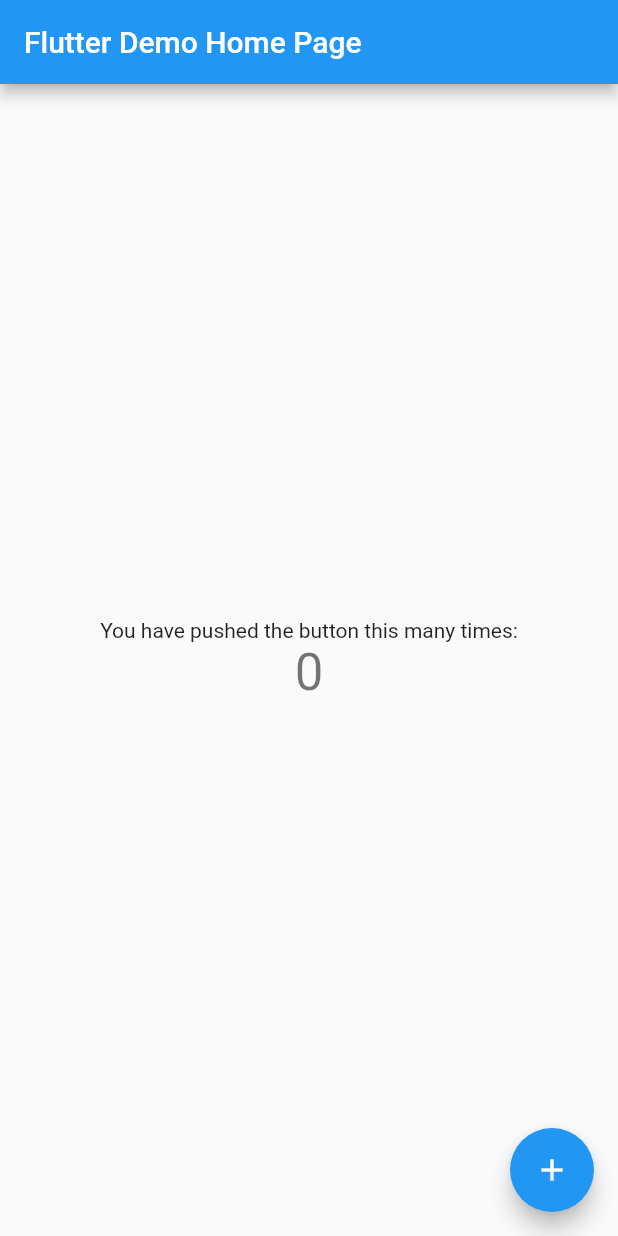
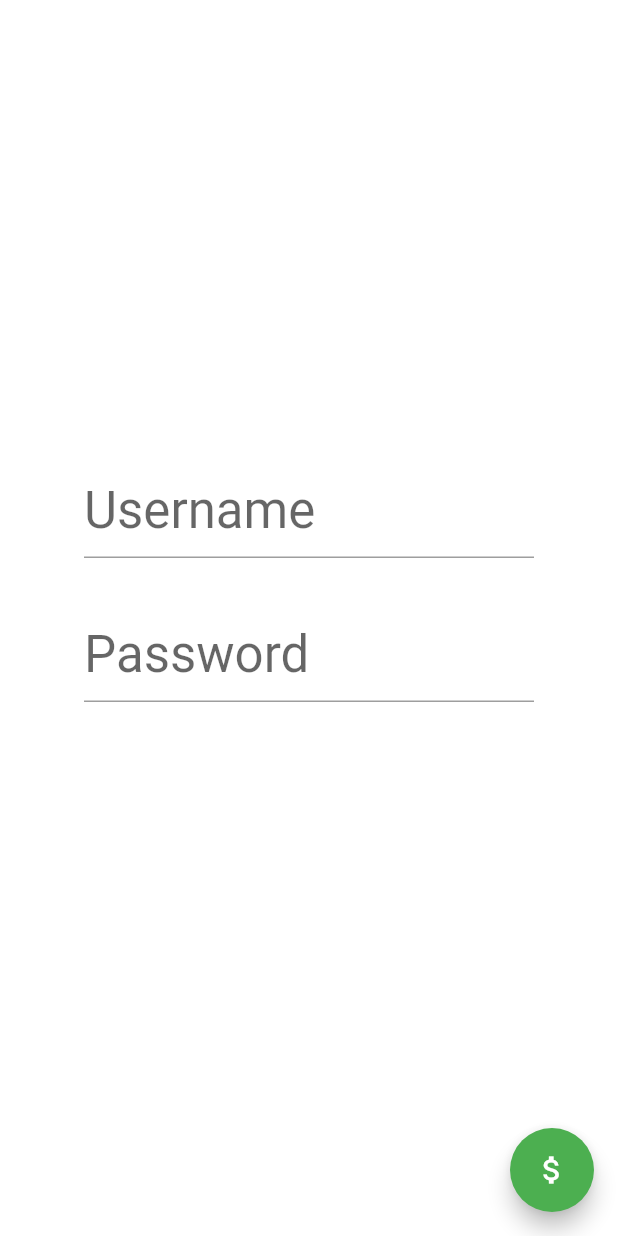
Before and after one commit to cstabnick/SUMA, a Flutter app: the screen it shows after launch, on a phone screen of 412 x 824 dp. Run offline on Flutter 3.47's test engine with Material 2 defaults, Android fonts, the phone set to English and light mode, and no system bars; missing offline and left inert: dart:ffi.

Commit message:
Move from old folder

```diff
--- /dev/null
+++ b/lib/login.dart
@@ -0,0 +1,139 @@
+import 'package:flutter/material.dart';
+
+import 'dart:io';
+import 'dart:async';
+import 'dart:convert';
+
+import './Receipts.dart';
+
+class LoginPage extends StatefulWidget {
+  LoginPage({Key key}) : super(key: key);
+
+  //final String _host = "http://web.pi";
+
+  final String _host = "192.168.1.221";
+  final int _port = 8000;
+
+  @override
+  _LoginPageState createState() => _LoginPageState();
+}
+
+class _LoginPageState extends State<LoginPage> {
+  HttpClient _httpClient = new HttpClient();
+
+  bool _loginSuccessful = false;
+  String _username;
+  String _password;
+
+  String _err = "";
+
+  Future<HttpClientResponse> _doLogin() async {
+    Map<String, String> jsonMap = {
+      'username': _username,
+      'password': _password
+    };
+
+    // https://dart.dev/guides/libraries/library-tour
+    String sRequestData = json.encode(jsonMap);
+    List<int> listBytes = utf8.encode(sRequestData);
+
+    HttpClientRequest request = await _httpClient.post(
+        widget._host, widget._port, "/mobile/user/login");
+
+    request.headers.set('Content-Length', listBytes.length.toString());
+    request.add(listBytes);
+
+    return await request.close();
+  }
+
+  void _loginAttempt() async {
+    HttpClientResponse response = await this._doLogin();
+    String sResponse = await response.transform(utf8.decoder).join();
+    Map mResponse = jsonDecode(sResponse) as Map;
+
+    int userId;
+    _loginSuccessful = mResponse["status"] == 0 ? false : true;
+    if (_loginSuccessful) {
+      setState(() {
+        _err = "";
+      });
+      userId = mResponse["status"];
+      Navigator.push(
+          context,
+          new MaterialPageRoute(
+              builder: (context) => new Receipts(
+                    userId: userId,
+                  )));
+    }
+    else {
+      setState(() {
+        _err = mResponse["description"];
+
+      });
+
+    }
+  }
+
+  @override
+  Widget build(BuildContext context) {
+    return Scaffold(
+      backgroundColor: Colors.white,
+      body: Center(
+        child: Column(
+            mainAxisAlignment: MainAxisAlignment.center,
+            children: <Widget>[
+              Padding(
+                padding: EdgeInsets.all(8.0),
+                child: new Container(
+                  width: 300,
+                  height: 80,
+                  color: Colors.white,
+                  child: TextFormField(
+                    style: Theme.of(context).textTheme.display1,
+                    onChanged: (text) {
+                      _username = text;
+                    },
+                    decoration: InputDecoration(
+                      //border: OutlineInputBorder(),
+                      hintText: 'Username',
+                    ),
+                    autofocus: false,
+                  ),
+                ),
+              ),
+              Padding(
+                padding: EdgeInsets.all(8.0),
+                child: new Container(
+                  width: 300,
+                  height: 80,
+                  color: Colors.white,
+                  child: TextField(
+                    style: Theme.of(context).textTheme.display1,
+                    onChanged: (text) {
+                      _password = text;
+                    },
+                    decoration: InputDecoration(
+                      //border: OutlineInputBorder(),
+                      hintText: 'Password',
+                    ),
+                    autofocus: false,
+                    obscureText: true,
+                  ),
+                ),
+              ),
+              Padding(
+                padding: EdgeInsets.all(8.0),
+                child: Text(
+                  _err,
+                ),
+              ),
+            ]),
+      ),
+      floatingActionButton: FloatingActionButton(
+        onPressed: _loginAttempt,
+        tooltip: 'Login',
+        child: Icon(Icons.attach_money),
+      ),
+    );
+  }
+}
--- a/lib/main.dart
+++ b/lib/main.dart
@@ -1,13 +1,21 @@
 import 'package:flutter/material.dart';
+import './login.dart';
 
 void main() => runApp(MyApp());
+
+/*
+BLoC Pattern to be implemented
+
+Read this
+https://medium.com/flutter-community/flutter-bloc-pattern-for-dummies-like-me-c22d40f05a56
+ */
 
 class MyApp extends StatelessWidget {
   // This widget is the root of your application.
   @override
   Widget build(BuildContext context) {
     return MaterialApp(
-      title: 'Flutter Demo',
+      title: 'Signin',
       theme: ThemeData(
         // This is the theme of your application.
         //
@@ -18,94 +26,118 @@ class MyApp extends StatelessWidget {
         // or simply save your changes to "hot reload" in a Flutter IDE).
         // Notice that the counter didn't reset back to zero; the application
         // is not restarted.
-        primarySwatch: Colors.blue,
+        primarySwatch: Colors.green,
+
+
       ),
-      home: MyHomePage(title: 'Flutter Demo Home Page'),
+      home: LoginPage(),
+
     );
   }
 }
+// Maybe..../??????
+//class Controller extends StatelessWidget {
+//  int _userId = 9;
+//
+//  @override
+//  Widget build(BuildContext context) {
+//    return MaterialApp(
+//      title: 'SUSOD2GO',
+//      theme: ThemeData(
+//        primarySwatch: Colors.blue,
+//      ),
+//      home: Controller()
+//    );
+//
+//  }
+//
+//}
 
-class MyHomePage extends StatefulWidget {
-  MyHomePage({Key key, this.title}) : super(key: key);
 
-  // This widget is the home page of your application. It is stateful, meaning
-  // that it has a State object (defined below) that contains fields that affect
-  // how it looks.
 
-  // This class is the configuration for the state. It holds the values (in this
-  // case the title) provided by the parent (in this case the App widget) and
-  // used by the build method of the State. Fields in a Widget subclass are
-  // always marked "final".
-
-  final String title;
-
-  @override
-  _MyHomePageState createState() => _MyHomePageState();
-}
-
-class _MyHomePageState extends State<MyHomePage> {
-  int _counter = 0;
-
-  void _incrementCounter() {
-    setState(() {
-      // This call to setState tells the Flutter framework that something has
-      // changed in this State, which causes it to rerun the build method below
-      // so that the display can reflect the updated values. If we changed
-      // _counter without calling setState(), then the build method would not be
-      // called again, and so nothing would appear to happen.
-      _counter++;
-    });
-  }
-
-  @override
-  Widget build(BuildContext context) {
-    // This method is rerun every time setState is called, for instance as done
-    // by the _incrementCounter method above.
-    //
-    // The Flutter framework has been optimized to make rerunning build methods
-    // fast, so that you can just rebuild anything that needs updating rather
-    // than having to individually change instances of widgets.
-    return Scaffold(
-      appBar: AppBar(
-        // Here we take the value from the MyHomePage object that was created by
-        // the App.build method, and use it to set our appbar title.
-        title: Text(widget.title),
-      ),
-      body: Center(
-        // Center is a layout widget. It takes a single child and positions it
-        // in the middle of the parent.
-        child: Column(
-          // Column is also a layout widget. It takes a list of children and
-          // arranges them vertically. By default, it sizes itself to fit its
-          // children horizontally, and tries to be as tall as its parent.
-          //
-          // Invoke "debug painting" (press "p" in the console, choose the
-          // "Toggle Debug Paint" action from the Flutter Inspector in Android
-          // Studio, or the "Toggle Debug Paint" command in Visual Studio Code)
-          // to see the wireframe for each widget.
-          //
-          // Column has various properties to control how it sizes itself and
-          // how it positions its children. Here we use mainAxisAlignment to
-          // center the children vertically; the main axis here is the vertical
-          // axis because Columns are vertical (the cross axis would be
-          // horizontal).
-          mainAxisAlignment: MainAxisAlignment.center,
-          children: <Widget>[
-            Text(
-              'You have pushed the button this many times:',
-            ),
-            Text(
-              '$_counter',
-              style: Theme.of(context).textTheme.display1,
-            ),
-          ],
-        ),
-      ),
-      floatingActionButton: FloatingActionButton(
-        onPressed: _incrementCounter,
-        tooltip: 'Increment',
-        child: Icon(Icons.add),
-      ), // This trailing comma makes auto-formatting nicer for build methods.
-    );
-  }
-}
+//
+//class MyHomePage extends StatefulWidget {
+//  MyHomePage({Key key, this.title}) : super(key: key);
+//
+//  // This widget is the home page of your application. It is stateful, meaning
+//  // that it has a State object (defined below) that contains fields that affect
+//  // how it looks.
+//
+//  // This class is the configuration for the state. It holds the values (in this
+//  // case the title) provided by the parent (in this case the App widget) and
+//  // used by the build method of the State. Fields in a Widget subclass are
+//  // always marked "final".
+//
+//  final String title;
+//
+//  @override
+//  _MyHomePageState createState() => _MyHomePageState();
+//}
+//
+//class _MyHomePageState extends State<MyHomePage> {
+//  int _counter = 0;
+//
+//  void _incrementCounter() {
+//    setState(() {
+//      // This call to setState tells the Flutter framework that something has
+//      // changed in this State, which causes it to rerun the build method below
+//      // so that the display can reflect the updated values. If we changed
+//      // _counter without calling setState(), then the build method would not be
+//      // called again, and so nothing would appear to happen.
+//      _counter++;
+//    });
+//  }
+//
+//  @override
+//  Widget build(BuildContext context) {
+//    // This method is rerun every time setState is called, for instance as done
+//    // by the _incrementCounter method above.
+//    //
+//    // The Flutter framework has been optimized to make rerunning build methods
+//    // fast, so that you can just rebuild anything that needs updating rather
+//    // than having to individually change instances of widgets.
+//    return Scaffold(
+//      appBar: AppBar(
+//        // Here we take the value from the MyHomePage object that was created by
+//        // the App.build method, and use it to set our appbar title.
+//        title: Text(widget.title),
+//      ),
+//      body: Center(
+//        // Center is a layout widget. It takes a single child and positions it
+//        // in the middle of the parent.
+//        child: Column(
+//          // Column is also a layout widget. It takes a list of children and
+//          // arranges them vertically. By default, it sizes itself to fit its
+//          // children horizontally, and tries to be as tall as its parent.
+//          //
+//          // Invoke "debug painting" (press "p" in the console, choose the
+//          // "Toggle Debug Paint" action from the Flutter Inspector in Android
+//          // Studio, or the "Toggle Debug Paint" command in Visual Studio Code)
+//          // to see the wireframe for each widget.
+//          //
+//          // Column has various properties to control how it sizes itself and
+//          // how it positions its children. Here we use mainAxisAlignment to
+//          // center the children vertically; the main axis here is the vertical
+//          // axis because Columns are vertical (the cross axis would be
+//          // horizontal).
+//          mainAxisAlignment: MainAxisAlignment.center,
+//          children: <Widget>[
+//            Text(
+//              'You have pushed the button this many times:',
+//            ),
+//            Text(
+//              '$_counter',
+//              style: Theme.of(context).textTheme.display1,
+//            ),
+//
+//          ],
+//        ),
+//      ),
+//      floatingActionButton: FloatingActionButton(
+//        onPressed: _incrementCounter,
+//        tooltip: 'Increment',
+//        child: Icon(Icons.add),
+//      ), // This trailing comma makes auto-formatting nicer for build methods.
+//    );
+//  }
+//}
```
Also changed, not shown: lib/Receipts.dart (added, +326 -0 lines), lib/receipts_display.dart (added, +17 -0 lines).
